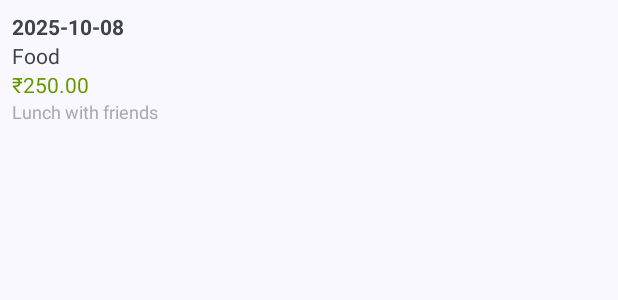
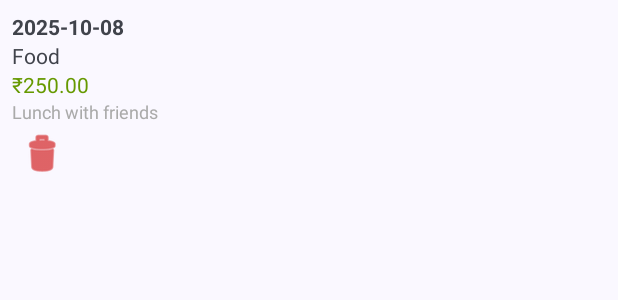
Before and after one commit to neenadthite/ApplicationAndroid, an Android app: the layout item_expense.xml on its own in the app's theme, with its tools: preview values and no code run, on a phone screen of 412 x 824 dp. Shown: the top 300 px of the screen. Run offline under Robolectric (Android 15) with nearby library versions, the light colour scheme and no system bars.

Commit message:
Added feature to delete entry

```diff
--- a/ExpenseTracker2/app/src/main/res/layout/item_expense.xml
+++ b/ExpenseTracker2/app/src/main/res/layout/item_expense.xml
@@ -1,4 +1,5 @@
 <LinearLayout xmlns:android="http://schemas.android.com/apk/res/android"
+    xmlns:app="http://schemas.android.com/apk/res-auto"
     android:layout_width="match_parent"
     android:layout_height="wrap_content"
     android:orientation="vertical"
@@ -31,4 +32,13 @@
         android:text="Lunch with friends"
         android:textColor="@android:color/darker_gray"
         android:textSize="12sp" />
+
+    <ImageButton
+        android:id="@+id/deleteButton"
+        android:layout_width="40dp"
+        android:layout_height="40dp"
+        android:background="?attr/selectableItemBackgroundBorderless"
+        android:src="@android:drawable/ic_menu_delete"
+        android:contentDescription="Delete expense"
+        app:tint="@android:color/holo_red_dark" />
 </LinearLayout>
```
Also changed, not shown: ExpenseTracker2/app/src/main/java/com/tools/expensetracker/data/ExpenseDao.kt (+10 -0 lines), ExpenseTracker2/app/src/main/java/com/tools/expensetracker/ui/CategoryListFragment.kt (+32 -3 lines), ExpenseTracker2/app/src/main/java/com/tools/expensetracker/ui/ExpenseAdapter.kt (+11 -7 lines).
